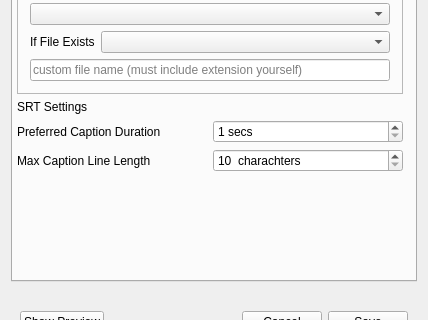
This is src/ui/CaptionSettingsWidget.ui in ratwithacompiler/OBS-captions-plugin as Qt 5 draws it before an edit; both pictures show x 0 to 428 and y 559 to 879 of the 428 by 1017 pixel window. The edited form follows.
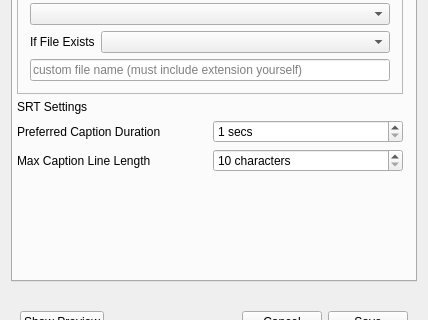
This is the edited form. The open tabs and pages were chosen to show the change.

Commit message: Fix typo in characters, fix typo in length name/references

```diff
--- a/src/ui/CaptionSettingsWidget.ui
+++ b/src/ui/CaptionSettingsWidget.ui
@@ -917,7 +917,7 @@
           <item row="2" column="1">
            <widget class="QSpinBox" name="srtLineLenghtSpinBox">
             <property name="suffix">
-             <string>  charachters</string>
+             <string> characters</string>
             </property>
             <property name="minimum">
              <number>10</number>
```
Left out of the diff: 2 changed lines with no effect on the pictures. The commit also changes 1 other file.
